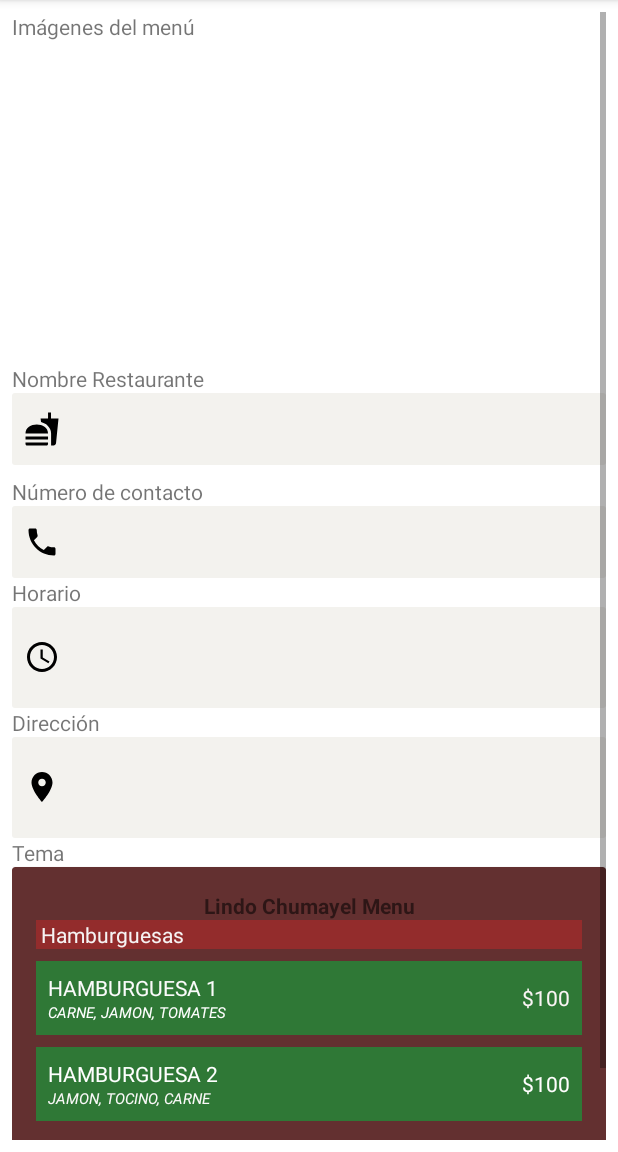
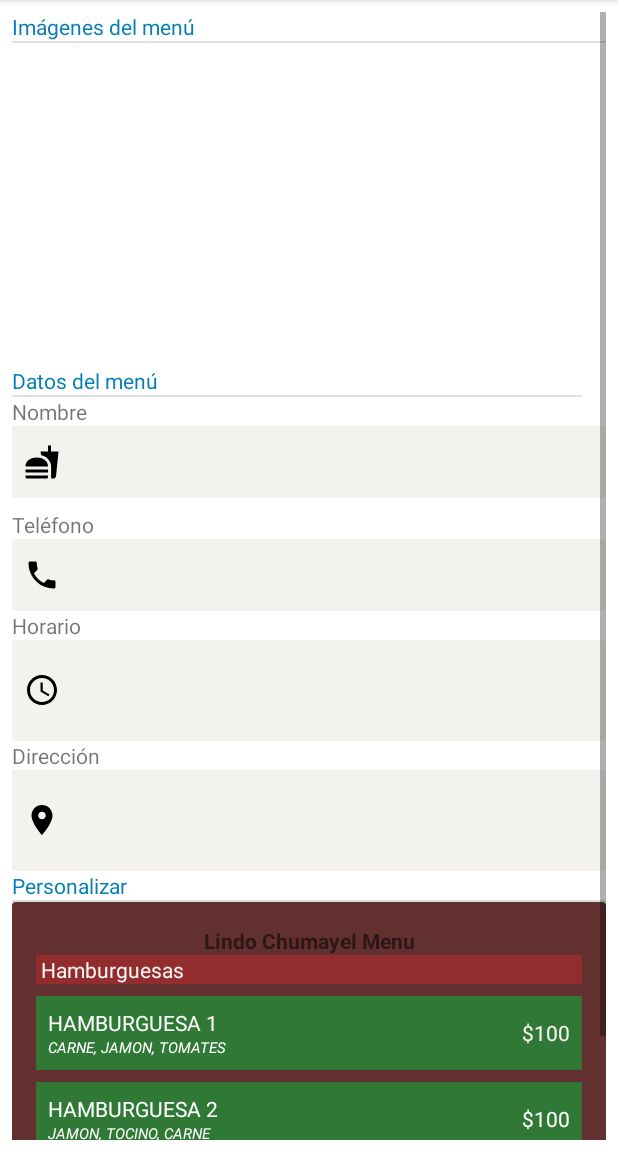
Before and after one commit to jorgehoil/WaalJanal, an Android app: the ActivityConfiguracion screen opened directly, with no data from a screen before it, on a phone screen of 412 x 824 dp, the part 84-1236 px from its top. Run offline under Robolectric (Android 15) with nearby library versions, the phone set to English and light mode, and no system bars; our stand-ins replace Firebase (no records; nobody signed in at launch, a user with empty details on screens opened directly), Picasso; libraries missing offline, so code that uses them is left out: com.yalantis.ucrop.

Commit message:
Listo Version 1

```diff
--- a/app/build.gradle
+++ b/app/build.gradle
@@ -37,7 +37,7 @@ dependencies {
     implementation 'com.google.firebase:firebase-storage'
     implementation 'com.squareup.picasso:picasso:2.8'
     implementation 'com.journeyapps:zxing-android-embedded:4.1.0'
-    implementation platform('com.google.firebase:firebase-bom:30.4.1')
+    implementation platform('com.google.firebase:firebase-bom:31.0.2')
     implementation 'androidx.appcompat:appcompat:1.4.2'
     implementation 'id.zelory:compressor:3.0.1'
     implementation 'com.google.android.material:material:1.6.1'
--- a/app/src/main/java/com/carloshoil/waaljanal/ActivityConfiguracion.java
+++ b/app/src/main/java/com/carloshoil/waaljanal/ActivityConfiguracion.java
@@ -41,6 +41,7 @@ import com.google.android.gms.tasks.OnCompleteListener;
 import com.google.android.gms.tasks.OnFailureListener;
 import com.google.android.gms.tasks.OnSuccessListener;
 import com.google.android.gms.tasks.Task;
+import com.google.firebase.auth.FirebaseAuth;
 import com.google.firebase.database.DataSnapshot;
 import com.google.firebase.database.DatabaseReference;
 import com.google.firebase.database.FirebaseDatabase;
@@ -64,16 +65,16 @@ public class ActivityConfiguracion extends AppCompatActivity {
     FirebaseDatabase firebaseDatabase;
     DatabaseReference databaseReferenceMenu;
     DatabaseReference databaseReference;
+    FirebaseAuth firebaseAuth;
     FirebaseStorage firebaseStorage;
     StorageReference storageReferenceImagenes;
     TextView cTextPrice1, cTextPrice2, cTextPlat1, cTextPlat2, cTextDescrip1, cTextDescrip2, cTextCat, tvTituloMenu;
-    String cIdMenu, cKeyImagen;
+    String cIdMenu, cKeyImagen, cKeyRestaurant;
     CardView cFondo;
     LinearLayout cFondoPlat, cFondoPlat2;
     EditText edNombreRes, edHorarioRes, edDireccionRes, edTelefono;
     Button btnGuardar;
     DialogoCarga dialogoCarga;
-    Uri uriImagenCarga;
     ViewPagerAdapter viewPagerAdapter;
     ViewPager2 viewPager2;
     int iPositionEdicionViewPager;
@@ -162,15 +163,14 @@ public class ActivityConfiguracion extends AppCompatActivity {
         edNombreRes=findViewById(R.id.edNombreRes);
         edTelefono=findViewById(R.id.edTelefonoRes);
         btnGuardar=findViewById(R.id.btnGuardaConfig);
-        cIdMenu=getIntent().getStringExtra("cIdMenu");
+        cIdMenu=getIntent().getStringExtra("cIdMenu")==null?"":getIntent().getStringExtra("cIdMenu");
         firebaseStorage=FirebaseStorage.getInstance();
         storageReferenceImagenes=firebaseStorage.getReference().child("imgmenus");
         firebaseDatabase=FirebaseDatabase.getInstance();
+        firebaseAuth=FirebaseAuth.getInstance();
         databaseReference=firebaseDatabase.getReference();
         if(!cIdMenu.isEmpty())
-            databaseReferenceMenu=firebaseDatabase.getReference().child("menus").child(cIdMenu).child("info");
-        else
-            btnGuardar.setEnabled(false);
+            databaseReferenceMenu=databaseReference.child("menus").child(cIdMenu).child("info");
         btnGuardar.setOnClickListener(new View.OnClickListener() {
             @Override
             public void onClick(View view) {
@@ -345,16 +345,16 @@ public class ActivityConfiguracion extends AppCompatActivity {
     }
     private void Guardar()
     {
-        muestradialogoCarga();
-        HashMap<String,Object> hashMapData= new HashMap<>();
         if(databaseReferenceMenu!=null)
         {
-            hashMapData.put("cNombre", edNombreRes.getText().toString());
-            hashMapData.put("cDireccion", edDireccionRes.getText().toString());
-            hashMapData.put("cTelefono", edTelefono.getText().toString());
-            hashMapData.put("cHorario", edHorarioRes.getText().toString());
-            hashMapData.put("menuperinfo", personalizacionAdapter.obtenerSeleccionado());
-            databaseReferenceMenu.updateChildren(hashMapData).addOnCompleteListener(task -> {
+            muestradialogoCarga();
+            HashMap<String,Object> hashMapDataInfo= new HashMap<>();
+            hashMapDataInfo.put("cNombre", edNombreRes.getText().toString());
+            hashMapDataInfo.put("cDireccion", edDireccionRes.getText().toString());
+            hashMapDataInfo.put("cTelefono", edTelefono.getText().toString());
+            hashMapDataInfo.put("cHorario", edHorarioRes.getText().toString());
+            hashMapDataInfo.put("menuperinfo", personalizacionAdapter.obtenerSeleccionado());
+            databaseReferenceMenu.updateChildren(hashMapDataInfo).addOnCompleteListener(task -> {
                 ocultaDialogoCarga();
                 if(task.isSuccessful())
                 {
@@ -369,17 +369,23 @@ public class ActivityConfiguracion extends AppCompatActivity {
                 }
             });
         }
+        else
+        {
+            Global.MostrarMensaje(this, "Error al guardar", "No existe un id de menu, intente de nuevo");
+        }
+
+
 
     }
     private void ConsultaDatos()
     {
-
         if(databaseReferenceMenu!=null)
         {
             muestradialogoCarga();
             databaseReferenceMenu.get().addOnCompleteListener(new OnCompleteListener<DataSnapshot>() {
                 @Override
                 public void onComplete(@NonNull Task<DataSnapshot> task) {
+                    ocultaDialogoCarga();
                     if(task.isSuccessful())
                     {
                         int iAux=0;
@@ -392,32 +398,31 @@ public class ActivityConfiguracion extends AppCompatActivity {
                             edHorarioRes.setText(dataSnapshot.child("cHorario").getValue()==null?"":dataSnapshot.child("cHorario").getValue(String.class));
                             edTelefono.setText(dataSnapshot.child("cTelefono").getValue()==null?"":dataSnapshot.child("cTelefono").getValue(String.class));
                             edDireccionRes.setText(dataSnapshot.child("cDireccion").getValue()==null?"":dataSnapshot.child("cDireccion").getValue(String.class));
-                            if(dataSnapshot.child("dataImages").getValue()!=null)
-                            {
-                                for(DataSnapshot dataSnapshot1:dataSnapshot.child("dataImages").getChildren())
-                                {
-                                  viewPagerData= new ViewPagerData();
-                                  viewPagerData.cKey=dataSnapshot1.getKey();
-                                  viewPagerData.lUrl= dataSnapshot1.child("cUrl").getValue() != null &&
-                                          !dataSnapshot1.child("cUrl").getValue(String.class).isEmpty();
-                                  viewPagerData.cUrl=dataSnapshot1.child("cUrl").getValue()==null?"":
-                                          dataSnapshot1.child("cUrl").getValue(String.class);
-                                  lstData.add(viewPagerData);
+                            if(dataSnapshot.child("dataImages").getValue()!=null) {
+                                for (DataSnapshot dataSnapshot1 : dataSnapshot.child("dataImages").getChildren()) {
+                                    viewPagerData = new ViewPagerData();
+                                    viewPagerData.cKey = dataSnapshot1.getKey();
+                                    viewPagerData.lUrl = dataSnapshot1.child("cUrl").getValue() != null &&
+                                            !dataSnapshot1.child("cUrl").getValue(String.class).isEmpty();
+                                    viewPagerData.cUrl = dataSnapshot1.child("cUrl").getValue() == null ? "" :
+                                            dataSnapshot1.child("cUrl").getValue(String.class);
+                                    lstData.add(viewPagerData);
                                 }
 
                             }
-                            iAux=lstData.size();
-                           for(int i=0; i<(Values.IMAGENESMENU-iAux);i++)
-                           {
-                               lstData.add(new ViewPagerData(false,"loc",""));
-                           }
-                           cargaImagenViewPager(lstData);
-                           ConsultaMenusPersonalizados();
+
                         }
                         else
                         {
                             Toast.makeText(ActivityConfiguracion.this, "No existen datos registrados", Toast.LENGTH_SHORT).show();
                         }
+                        iAux=lstData.size();
+                        for(int i=0; i<(Values.IMAGENESMENU-iAux);i++)
+                        {
+                            lstData.add(new ViewPagerData(false,"loc",""));
+                        }
+                        ConsultaMenusPersonalizados();
+                        cargaImagenViewPager(lstData);
                     }
                     else
                     {
--- a/app/src/main/java/com/carloshoil/waaljanal/Adapter/ViewPagerAdapter.java
+++ b/app/src/main/java/com/carloshoil/waaljanal/Adapter/ViewPagerAdapter.java
@@ -43,7 +43,7 @@ public class ViewPagerAdapter extends RecyclerView.Adapter<ViewPagerAdapter.View
         {
             if(pagerData.lUrl)
             {
-                Picasso.get().load(pagerData.cUrl).placeholder(R.drawable.ic_time).into(holder.imageViewMenu);
+                Picasso.get().load(pagerData.cUrl).placeholder(R.drawable.ic_image).into(holder.imageViewMenu);
             }
             else
             {
--- a/app/src/main/java/com/carloshoil/waaljanal/FragmentRestaurantes.java
+++ b/app/src/main/java/com/carloshoil/waaljanal/FragmentRestaurantes.java
@@ -181,7 +181,7 @@ public class FragmentRestaurantes extends Fragment {
     }
 
     public void AbreDialogoABC() {
-        DialogoABCRestaurante dialogoABCRestaurante= new DialogoABCRestaurante(getActivity(),"","");
+        DialogoABCRestaurante dialogoABCRestaurante= new DialogoABCRestaurante(getActivity());
         dialogoABCRestaurante.show(getActivity().getSupportFragmentManager(), "dialogNuevo");
     }
 
--- /dev/null
+++ b/app/src/main/res/drawable/ic_image.xml
@@ -0,0 +1,5 @@
+<vector android:height="24dp" android:tint="#000000"
+    android:viewportHeight="24" android:viewportWidth="24"
+    android:width="24dp" xmlns:android="http://schemas.android.com/apk/res/android">
+    <path android:fillColor="@android:color/white" android:pathData="M21,19V5c0,-1.1 -0.9,-2 -2,-2H5c-1.1,0 -2,0.9 -2,2v14c0,1.1 0.9,2 2,2h14c1.1,0 2,-0.9 2,-2zM8.5,13.5l2.5,3.01L14.5,12l4.5,6H5l3.5,-4.5z"/>
+</vector>
--- a/app/src/main/res/layout/activity_configuracion.xml
+++ b/app/src/main/res/layout/activity_configuracion.xml
@@ -29,7 +29,14 @@
                 android:id="@+id/textView26"
                 android:layout_width="match_parent"
                 android:layout_height="wrap_content"
-                android:text="Imágenes del menú" />
+                android:text="Imágenes del menú"
+                android:textColor="@color/color3" />
+
+            <View
+                android:id="@+id/divider4"
+                android:layout_width="match_parent"
+                android:layout_height="1dp"
+                android:background="?android:attr/listDivider" />
 
             <ProgressBar
                 android:id="@+id/progressBar5"
@@ -48,10 +55,26 @@
                 tools:visibility="gone" />
 
             <TextView
+                android:id="@+id/textView8"
+                android:layout_width="match_parent"
+                android:layout_height="wrap_content"
+                android:text="Datos del menú"
+                android:textColor="@color/color3" />
+
+            <View
+                android:id="@+id/divider"
+                android:layout_width="match_parent"
+                android:layout_height="1dp"
+                android:layout_marginEnd="16dp"
+                android:layout_marginRight="16dp"
+                android:background="?android:attr/listDivider"
+                app:layout_constraintEnd_toEndOf="parent" />
+
+            <TextView
                 android:id="@+id/textView18"
                 android:layout_width="match_parent"
                 android:layout_height="wrap_content"
-                android:text="Nombre Restaurante" />
+                android:text="Nombre" />
 
             <EditText
                 android:id="@+id/edNombreRes"
@@ -67,7 +90,7 @@
                 android:layout_width="match_parent"
                 android:layout_height="wrap_content"
                 android:layout_marginTop="8dp"
-                android:text="Número de contacto" />
+                android:text="Teléfono" />
 
             <EditText
                 android:id="@+id/edTelefonoRes"
@@ -115,7 +138,16 @@
                 android:id="@+id/textView29"
                 android:layout_width="wrap_content"
                 android:layout_height="wrap_content"
-                android:text="Tema" />
+                android:text="Personalizar"
+                android:textColor="@color/color3" />
+
+            <View
+                android:id="@+id/divider3"
+                android:layout_width="match_parent"
+                android:layout_height="1dp"
+                android:background="?android:attr/listDivider"
+                app:layout_constraintBottom_toBottomOf="parent"
+                app:layout_constraintTop_toTopOf="parent" />
 
             <androidx.recyclerview.widget.RecyclerView
                 android:id="@+id/recycleMenuPer"
@@ -260,6 +292,12 @@
                 android:text="guardar"
                 app:icon="@drawable/ic_cloud" />
 
+            <View
+                android:id="@+id/divider2"
+                android:layout_width="match_parent"
+                android:layout_height="1dp"
+                android:background="?android:attr/listDivider" />
+
         </LinearLayout>
     </ScrollView>
 
--- a/app/src/main/res/layout/fragment_productos.xml
+++ b/app/src/main/res/layout/fragment_productos.xml
@@ -17,8 +17,9 @@
             android:layout_marginStart="8dp"
             android:layout_marginTop="4dp"
             android:layout_marginEnd="8dp"
+            android:backgroundTint="@color/color1"
+            android:spinnerMode="dropdown"
             app:layout_constraintEnd_toEndOf="parent"
-            app:layout_constraintHorizontal_bias="0.0"
             app:layout_constraintStart_toStartOf="parent"
             app:layout_constraintTop_toTopOf="parent" />
 
@@ -27,6 +28,7 @@
             android:layout_width="0dp"
             android:layout_height="0dp"
             android:layout_marginStart="8dp"
+            android:layout_marginTop="4dp"
             android:layout_marginEnd="8dp"
             android:layout_marginBottom="8dp"
             app:layout_constraintBottom_toTopOf="@+id/fbAgregarProducto"
--- a/app/src/main/res/layout/row_restaurante.xml
+++ b/app/src/main/res/layout/row_restaurante.xml
@@ -56,6 +56,7 @@
                     android:layout_marginLeft="4dp"
                     android:layout_weight="1"
                     android:text="Código: wj-7"
+                    android:textColor="@color/color3"
                     android:textSize="14sp" />
             </LinearLayout>
 
--- a/app/src/main/res/menu/menu_productos.xml
+++ b/app/src/main/res/menu/menu_productos.xml
@@ -3,6 +3,7 @@
     xmlns:app="http://schemas.android.com/apk/res-auto">
     <item
         android:id="@+id/publicarProd"
+        android:checkable="true"
         android:enabled="true"
         android:icon="@drawable/ic_cloud"
         android:title="publicar"
--- a/app/src/main/res/values/colors.xml
+++ b/app/src/main/res/values/colors.xml
@@ -9,5 +9,5 @@
     <color name="white">#FFFFFFFF</color>
     <color name="color1">#fc8532</color>
     <color name="color2">#fcdb73</color>
-    <color name="color3">#3dca3f</color>
+    <color name="color3">#067EB5</color>
 </resources>
```
Also changed, not shown: app/src/main/java/com/carloshoil/waaljanal/ActivityPDF.java (+27 -8 lines), app/src/main/java/com/carloshoil/waaljanal/Adapter/ProductosAdapter.java (+28 -0 lines), app/src/main/java/com/carloshoil/waaljanal/Adapter/RestaurantesAdapter.java (+5 -21 lines), app/src/main/java/com/carloshoil/waaljanal/Dialog/DialogoABCRestaurante.java (+3 -27 lines), app/src/main/java/com/carloshoil/waaljanal/FragmentProductos.java (+79 -18 lines), app/src/main/java/com/carloshoil/waaljanal/MainActivity.java (+1 -11 lines), app/src/main/res/layout/row_producto.xml (+9 -4 lines), app/src/main/res/menu/menu_options_restaurant.xml (+3 -9 lines).
